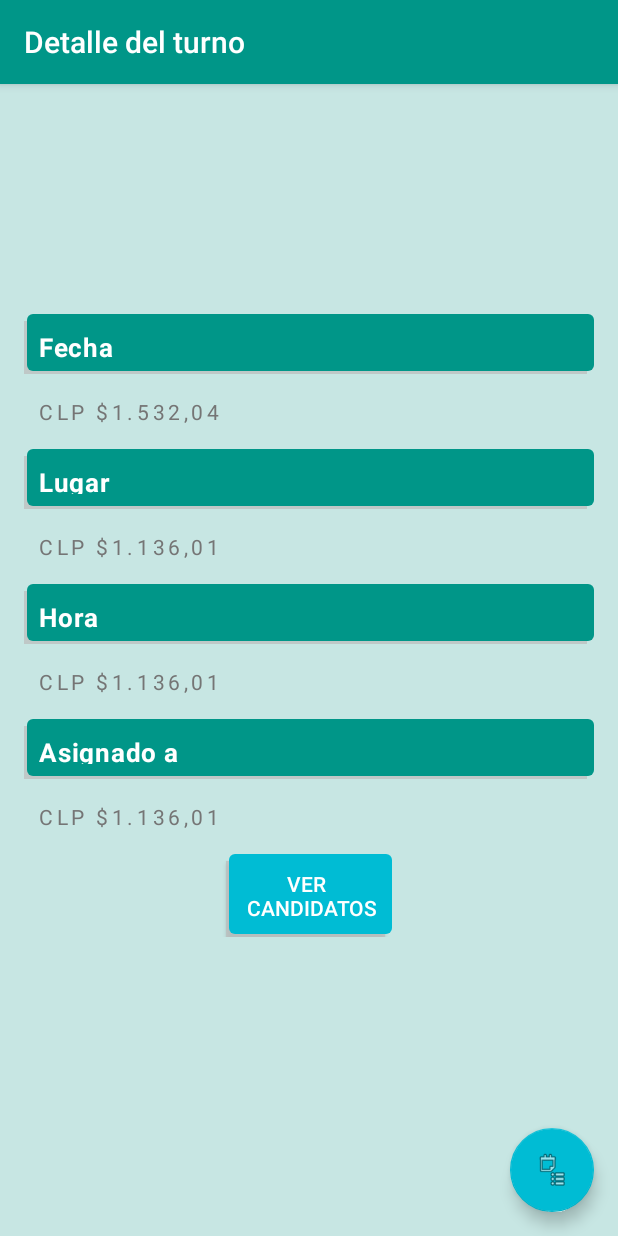
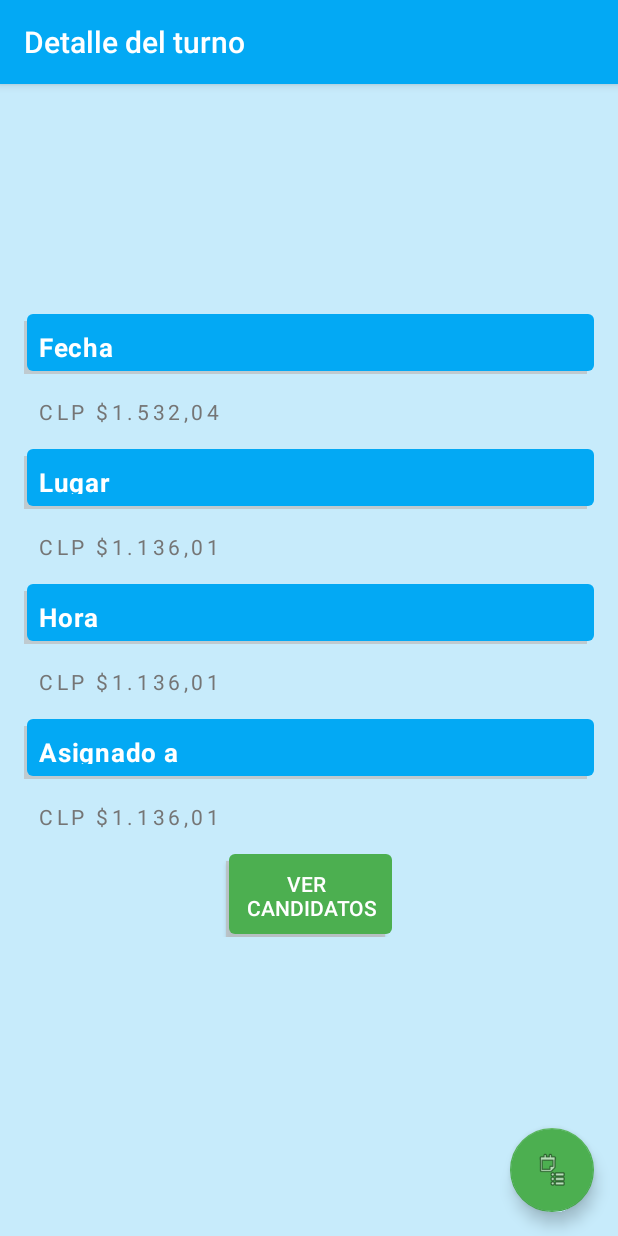
Before and after one commit to jenniferdr/ProyectoFinalAndroid, an Android app: the DetailShiftActivity screen opened directly, with no data from a screen before it, on a phone screen of 412 x 824 dp. Run offline under Robolectric (Android 15) with nearby library versions, the phone set to English and light mode, and no system bars; our stand-ins replace Firebase (no records; nobody signed in at launch, a user with empty details on screens opened directly); 5 statements that could not run were skipped.

Commit message:
Cambiar paleta de colores

```diff
--- a/app/src/main/res/values/colors.xml
+++ b/app/src/main/res/values/colors.xml
@@ -1,9 +1,9 @@
 <?xml version="1.0" encoding="utf-8"?>
 <resources>
-    <color name="colorPrimary">#009688</color>
-    <color name="colorLightPrimary">#B3B2DFDB</color>
-    <color name="colorPrimaryDark">#00796B</color>
-    <color name="colorAccent">#00BCD4</color>
+    <color name="colorPrimary">#03A9F4</color>
+    <color name="colorLightPrimary">#B3B3E5FC</color>
+    <color name="colorPrimaryDark">#0288D1</color>
+    <color name="colorAccent">#4CAF50</color>
     <color name="grayBackground">#B3BDBDBD</color>
     <color name="textIcons">#FFFFFF</color>
     <color name="colorPrimaryText">#212121</color>
```
